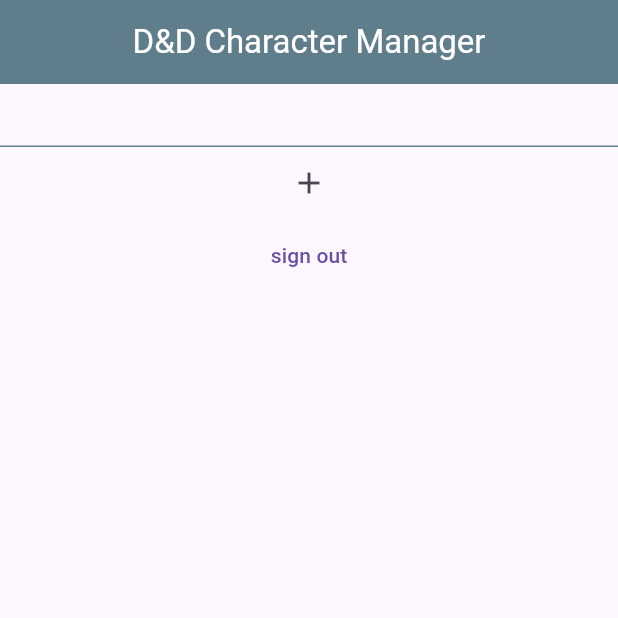
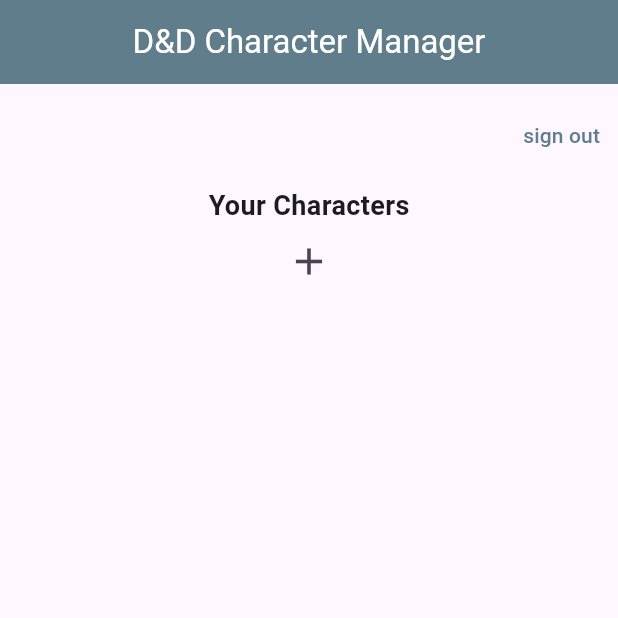
Before and after one commit to skeptickal/homeBrewed, a Flutter app: the screen it shows once a user with an empty profile is signed in, on a phone screen of 412 x 824 dp, the top half of it. Run offline on Flutter 3.47's test engine with Material 3 defaults, Android fonts, the phone set to English and light mode, and no system bars; our stand-ins replace bloc, cloud_firestore, equatable, firebase_auth, firebase_core, firebase_messaging and 4 more; accounts and stored records are empty.

```diff
--- a/dnd_character_manager/lib/models/my_user.dart
+++ b/dnd_character_manager/lib/models/my_user.dart
@@ -3,12 +3,12 @@ import 'package:equatable/equatable.dart';
 class MyUser extends Equatable {
   final String? userID;
   final String email;
-  final String? name;
+
 
   const MyUser({
     this.userID,
     required this.email,
-    this.name,
+
   });
 
   Map<String, dynamic> toJson() {
@@ -23,7 +23,7 @@ class MyUser extends Equatable {
     return MyUser(
       userID: json['userID'].toString(),
       email: json['email'].toString(),
-      name: json['name'].toString(),
+
     );
   }
 
@@ -31,13 +31,13 @@ class MyUser extends Equatable {
     return MyUser(
       userID: userID ?? this.userID,
       email: email ?? this.email,
-      name: name ?? this.name,
+
     );
   }
 
   @override
   String toString() {
-    return 'email: $email \n userID: $userID, \n name: $name';
+    return 'email: $email \n userID: $userID,';
   }
 
   @override
--- a/dnd_character_manager/lib/pages/home_screen.dart
+++ b/dnd_character_manager/lib/pages/home_screen.dart
@@ -19,18 +19,33 @@ class HomeScreen extends StatelessWidget {
         return BlocBuilder<BioCubit, BioState>(builder: (context, bioState) {
           context.read<BioCubit>().readBiosByUserID(userState.myUser!.userID);
           print('bios state ${bioState.bios}');
-          List<ListTile> bios = bioState.bios.map(
+          List<Padding> bios = bioState.bios.map(
             (bio) {
-              return ListTile(
+              return Padding(
+                padding: const EdgeInsets.symmetric(vertical: 4.0, horizontal: 4.0),
+                child: Container(
+                  decoration: BoxDecoration(
+                    border: Border.all(color: blueGrey), // Border properties
+                  ),
+                  child: ListTile(
                     onTap: () => context.push('/character_viewer', extra: bio),
-                leading: const Icon(Icons.person),
+                    leading: Icon(
+                      Icons.person,
+                      color: blueGrey,
+                    ),
                     title: Text(
-                  '${bio.name ?? ''} - ${bio.dndClass ?? ''}',
-                  style: dndFont,
+                      bio.name ?? '',
+                      style: dndFont.copyWith(fontSize: 16, fontWeight: FontWeight.bold),
+                    ),
+                    subtitle: Text(
+                      bio.dndClass ?? '',
+                      style: dndFont.copyWith(fontSize: 16, fontStyle: FontStyle.italic),
                     ),
                     trailing: Text(
                       bio.race ?? '',
                       style: dndFont,
+                    ),
+                  ),
                 ),
               );
             },
@@ -41,17 +56,35 @@ class HomeScreen extends StatelessWidget {
               child: Column(
                 children: [
                   seperation,
-                  Text(userState.myUser!.email),
-                  horizontalLine,
+                  Row(
+                    mainAxisAlignment: MainAxisAlignment.spaceBetween,
+                    children: [
+                      Padding(
+                        padding: const EdgeInsets.symmetric(horizontal: 20),
+                        child: Text(userState.myUser!.email),
+                      ),
+                      TextButton(
+                        onPressed: () => context.read<UserCubit>().signOut(),
+                        child: Text(
+                          'sign out',
+                          style: dndFont.copyWith(
+                            color: blueGrey,
+                          ),
+                        ),
+                      ),
+                    ],
+                  ),
+                  seperation,
+                  Text(
+                    'Your Characters',
+                    style: dndFont.copyWith(fontWeight: FontWeight.bold, fontSize: 18),
+                  ),
                   ...bios,
                   IconButton(
                     onPressed: () => _showEditPanel(context),
-                    icon: const Icon(Icons.add),
-                  ),
-                  Center(
-                    child: TextButton(
-                      onPressed: () => context.read<UserCubit>().signOut(),
-                      child: const Text('sign out'),
+                    icon: const Icon(
+                      Icons.add,
+                      size: 30,
                     ),
                   ),
                 ],
```
Lines whose indentation alone changed are shown as unchanged.
